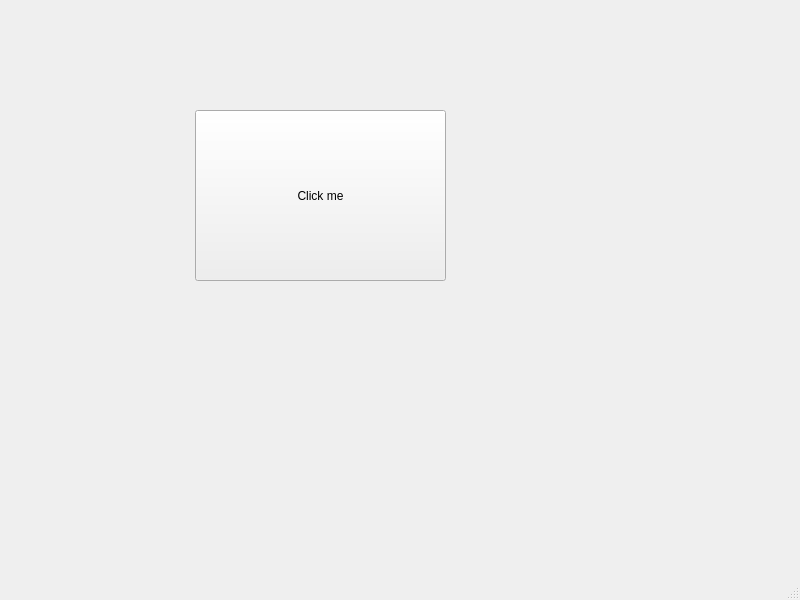
The window that mainwindow.ui (Dalia0Hassan/AUC-UCMS) describes before a commit, drawn with Qt 5.
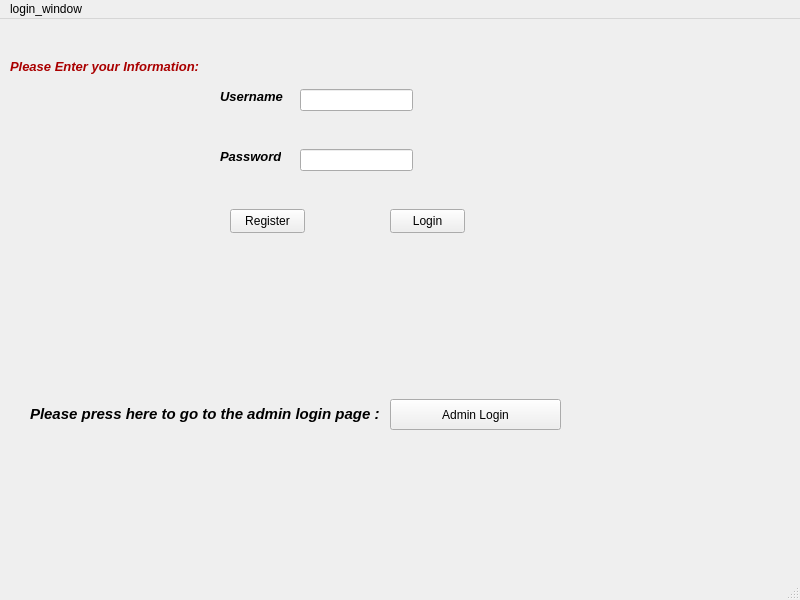
The same window after the commit.

The edit to the form file:
```diff
--- a/mainwindow.ui
+++ b/mainwindow.ui
@@ -14,17 +14,115 @@
    <string>MainWindow</string>
   </property>
   <widget class="QWidget" name="centralwidget">
-   <widget class="QPushButton" name="pushButton">
+   <widget class="QLineEdit" name="lineEdit_username">
     <property name="geometry">
      <rect>
-      <x>195</x>
-      <y>110</y>
-      <width>251</width>
-      <height>171</height>
+      <x>300</x>
+      <y>70</y>
+      <width>113</width>
+      <height>22</height>
      </rect>
     </property>
+   </widget>
+   <widget class="QLineEdit" name="lineEdit_password">
+    <property name="geometry">
+     <rect>
+      <x>300</x>
+      <y>130</y>
+      <width>113</width>
+      <height>22</height>
+     </rect>
+    </property>
+   </widget>
+   <widget class="QPushButton" name="pushButton_Login">
+    <property name="geometry">
+     <rect>
+      <x>390</x>
+      <y>190</y>
+      <width>75</width>
+      <height>24</height>
+     </rect>
+    </property>
     <property name="text">
-     <string>Click me</string>
+     <string>Login</string>
+    </property>
+   </widget>
+   <widget class="QPushButton" name="pushButton_Register">
+    <property name="geometry">
+     <rect>
+      <x>230</x>
+      <y>190</y>
+      <width>75</width>
+      <height>24</height>
+     </rect>
+    </property>
+    <property name="text">
+     <string>Register</string>
+    </property>
+   </widget>
+   <widget class="QLabel" name="label_username">
+    <property name="geometry">
+     <rect>
+      <x>220</x>
+      <y>70</y>
+      <width>71</width>
+      <height>16</height>
+     </rect>
+    </property>
+    <property name="text">
+     <string>&lt;html&gt;&lt;head/&gt;&lt;body&gt;&lt;p&gt;&lt;span style=&quot; font-size:10pt; font-weight:700; font-style:italic;&quot;&gt;Username&lt;/span&gt;&lt;/p&gt;&lt;/body&gt;&lt;/html&gt;</string>
+    </property>
+   </widget>
+   <widget class="QLabel" name="label_password">
+    <property name="geometry">
+     <rect>
+      <x>220</x>
+      <y>130</y>
+      <width>61</width>
+      <height>16</height>
+     </rect>
+    </property>
+    <property name="text">
+     <string>&lt;html&gt;&lt;head/&gt;&lt;body&gt;&lt;p&gt;&lt;span style=&quot; font-size:10pt; font-weight:700; font-style:italic;&quot;&gt;Password&lt;/span&gt;&lt;/p&gt;&lt;/body&gt;&lt;/html&gt;</string>
+    </property>
+   </widget>
+   <widget class="QLabel" name="label_enterinformation">
+    <property name="geometry">
+     <rect>
+      <x>10</x>
+      <y>40</y>
+      <width>201</width>
+      <height>16</height>
+     </rect>
+    </property>
+    <property name="text">
+     <string>&lt;html&gt;&lt;head/&gt;&lt;body&gt;&lt;p&gt;&lt;span style=&quot; font-size:10pt; font-weight:700; font-style:italic; color:#aa0000;&quot;&gt;Please Enter your Information:&lt;/span&gt;&lt;/p&gt;&lt;/body&gt;&lt;/html&gt;</string>
+    </property>
+   </widget>
+   <widget class="QPushButton" name="pushButton_adminlogin">
+    <property name="geometry">
+     <rect>
+      <x>390</x>
+      <y>380</y>
+      <width>171</width>
+      <height>31</height>
+     </rect>
+    </property>
+    <property name="text">
+     <string>Admin Login</string>
+    </property>
+   </widget>
+   <widget class="QLabel" name="label_enterinformation_2">
+    <property name="geometry">
+     <rect>
+      <x>30</x>
+      <y>380</y>
+      <width>351</width>
+      <height>31</height>
+     </rect>
+    </property>
+    <property name="text">
+     <string>&lt;html&gt;&lt;head/&gt;&lt;body&gt;&lt;p&gt;&lt;span style=&quot; font-size:11pt; font-weight:700; font-style:italic; color:#000000;&quot;&gt;Please press here to go to the admin login page :&lt;/span&gt;&lt;/p&gt;&lt;/body&gt;&lt;/html&gt;</string>
     </property>
    </widget>
   </widget>
@@ -34,9 +132,15 @@
      <x>0</x>
      <y>0</y>
      <width>800</width>
-     <height>36</height>
+     <height>22</height>
     </rect>
    </property>
+   <widget class="QMenu" name="menulogin_window">
+    <property name="title">
+     <string>login_window</string>
+    </property>
+   </widget>
+   <addaction name="menulogin_window"/>
   </widget>
   <widget class="QStatusBar" name="statusbar"/>
  </widget>
```
